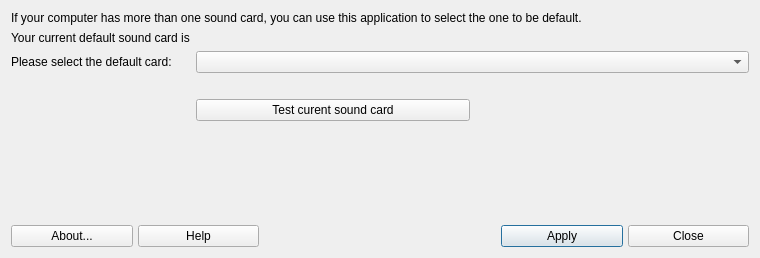
Above: mxselectsound.ui from MX-Linux/mx-select-sound before the change. Below: the same form after it.
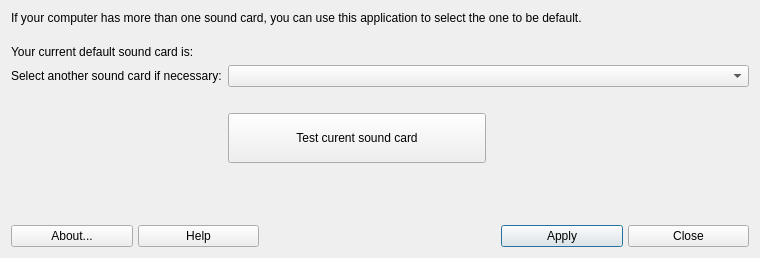
That is the form after the change. Icons and pictures are not drawn.

Diff of the .ui file:
```diff
--- a/mxselectsound.ui
+++ b/mxselectsound.ui
@@ -25,7 +25,7 @@
         </sizepolicy>
        </property>
        <property name="text">
-        <string>&lt;html&gt;&lt;head/&gt;&lt;body&gt;&lt;p&gt;Your current default sound card is&lt;/p&gt;&lt;/body&gt;&lt;/html&gt;</string>
+        <string>&lt;html&gt;&lt;head/&gt;&lt;body&gt;&lt;p&gt;Your current default sound card is:&lt;/p&gt;&lt;/body&gt;&lt;/html&gt;</string>
        </property>
        <property name="textFormat">
         <enum>Qt::RichText</enum>
@@ -215,7 +215,7 @@
      <item row="3" column="0">
       <widget class="QLabel" name="label_2">
        <property name="text">
-        <string>&lt;html&gt;&lt;head/&gt;&lt;body&gt;&lt;p&gt;Please select the default card:&lt;/p&gt;&lt;/body&gt;&lt;/html&gt;</string>
+        <string>&lt;html&gt;&lt;head/&gt;&lt;body&gt;&lt;p&gt;Select another sound card if necessary:&lt;/p&gt;&lt;/body&gt;&lt;/html&gt;</string>
        </property>
       </widget>
      </item>
@@ -241,7 +241,7 @@
      <item row="0" column="0" colspan="3">
       <widget class="QLabel" name="label">
        <property name="text">
-        <string>&lt;html&gt;&lt;head/&gt;&lt;body&gt;&lt;p&gt;If your computer has more than one sound card, you can use this application to select the one to be default. &lt;/p&gt;&lt;/body&gt;&lt;/html&gt;</string>
+        <string>&lt;html&gt;&lt;head/&gt;&lt;body&gt;&lt;p&gt;If your computer has more than one sound card, you can use this application to select the one to be default. &lt;br/&gt;&lt;/p&gt;&lt;/body&gt;&lt;/html&gt;</string>
        </property>
        <property name="textFormat">
         <enum>Qt::RichText</enum>
@@ -269,6 +269,12 @@
      </item>
      <item row="5" column="1">
       <widget class="QPushButton" name="buttonTest">
+       <property name="minimumSize">
+        <size>
+         <width>0</width>
+         <height>50</height>
+        </size>
+       </property>
        <property name="text">
         <string>Test curent sound card</string>
        </property>
```
